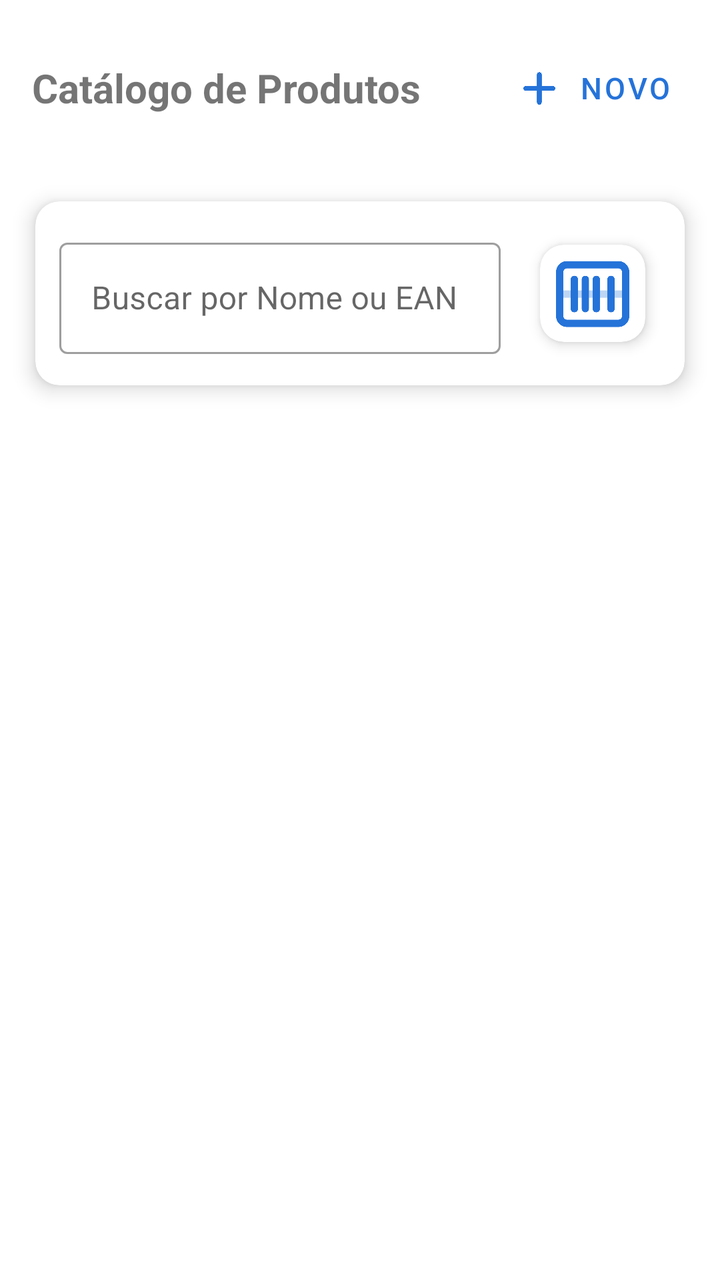
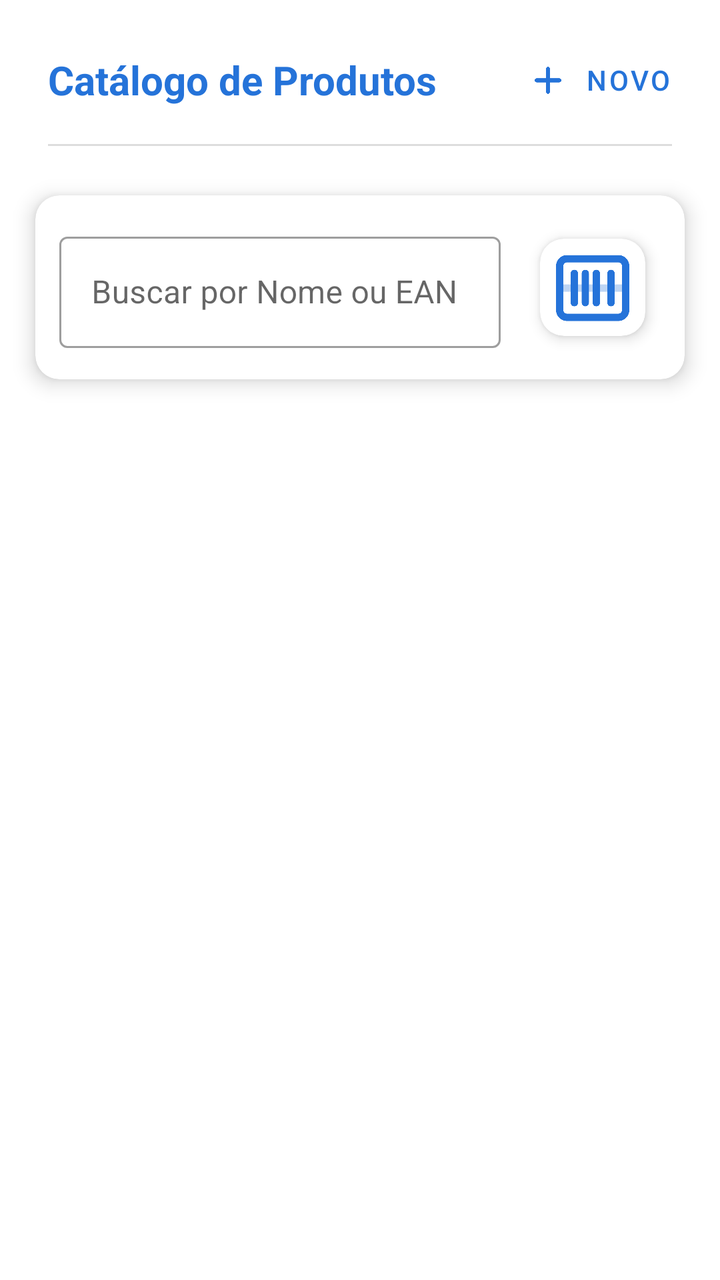

An Android layout rendered at two revisions. The XML below is the earlier revision; the diff shows what the commit changed to produce the second picture.
<!-- AndroidManifest.xml: application theme Theme.ColetorPlus -->
<!-- res/layout/fragment_admin_products.xml -->
<?xml version="1.0" encoding="utf-8"?>
<LinearLayout xmlns:android="http://schemas.android.com/apk/res/android"
    xmlns:app="http://schemas.android.com/apk/res-auto"
    android:layout_width="match_parent"
    android:layout_height="match_parent"
    android:orientation="vertical"
    android:clipChildren="false"
    android:clipToPadding="false"
    android:padding="8dp">

    
    <LinearLayout
        android:layout_width="match_parent"
        android:layout_height="wrap_content"
        android:gravity="center_vertical"
        android:orientation="horizontal"
        android:padding="8dp"
        android:layout_marginBottom="8dp">

        <TextView
            android:layout_width="0dp"
            android:layout_height="wrap_content"
            android:layout_weight="1"
            android:text="Catálogo de Produtos"
            android:textSize="20sp"
            android:textStyle="bold" />

        <com.google.android.material.button.MaterialButton
            android:id="@+id/btnNovoProduto"
            style="@style/Widget.MaterialComponents.Button.TextButton"
            android:layout_width="wrap_content"
            android:layout_height="56dp"
            android:text="NOVO"
            android:textSize="15sp"
            app:icon="@drawable/adicionar"
            app:iconPadding="8dp"
            app:iconSize="24dp" />
    </LinearLayout>

    
    <com.google.android.material.card.MaterialCardView
        android:layout_width="match_parent"
        android:layout_height="wrap_content"
        android:layout_marginBottom="8dp"
        app:cardCornerRadius="12dp"
        app:cardElevation="6dp"
        app:cardUseCompatPadding="true">

        <LinearLayout
            android:layout_width="match_parent"
            android:layout_height="wrap_content"
            android:orientation="horizontal"
            android:gravity="center_vertical"
            android:padding="12dp"
            android:clipChildren="false"
            android:clipToPadding="false">

            <com.google.android.material.textfield.TextInputLayout
                android:id="@+id/tilSearchInventory"
                style="@style/Widget.MaterialComponents.TextInputLayout.OutlinedBox"
                android:layout_width="0dp"
                android:layout_height="wrap_content"
                android:layout_weight="1"
                android:hint="Buscar por Nome ou EAN">

                <com.google.android.material.textfield.TextInputEditText
                    android:id="@+id/etSearchInventory"
                    android:layout_width="match_parent"
                    android:layout_height="wrap_content"
                    android:imeOptions="actionSearch"
                    android:inputType="text" />
            </com.google.android.material.textfield.TextInputLayout>

            <com.google.android.material.card.MaterialCardView
                android:id="@+id/cardScannerProducts"
                android:layout_width="68dp"
                android:layout_height="68dp"
                android:layout_marginStart="12dp"
                app:cardCornerRadius="12dp"
                app:cardElevation="4dp"
                app:cardUseCompatPadding="true">

                <ImageButton
                    android:id="@+id/btnBarcodeScanner"
                    android:layout_width="match_parent"
                    android:layout_height="match_parent"
                    android:padding="2dp"
                    android:scaleType="fitCenter"
                    android:src="@drawable/leitor"
                    app:tint="?attr/colorPrimary"
                    android:background="?attr/selectableItemBackground"
                    android:contentDescription="Escanear Código" />
            </com.google.android.material.card.MaterialCardView>
        </LinearLayout>
    </com.google.android.material.card.MaterialCardView>

    <androidx.recyclerview.widget.RecyclerView
        android:id="@+id/rvProductManagement"
        android:layout_width="match_parent"
        android:layout_height="match_parent"
        android:clipToPadding="false"
        android:paddingBottom="80dp" />

</LinearLayout>
<!-- resources referenced by this layout -->
<resources>
  <!-- drawable adicionar: png bitmap (drawable, 8726 bytes) -->
  <!-- drawable leitor: png bitmap (drawable, 13046 bytes) -->
  <style name="Theme.ColetorPlus" parent="Theme.MaterialComponents.DayNight.DarkActionBar">
          
          <item name="colorPrimary">@color/purple_500</item>
          <item name="colorPrimaryVariant">@color/purple_700</item>
          <item name="colorOnPrimary">@color/white</item>
          
          <item name="colorSecondary">@color/teal_200</item>
          <item name="colorSecondaryVariant">@color/teal_700</item>
          <item name="colorOnSecondary">@color/black</item>
          
          <item name="android:statusBarColor">?attr/colorPrimaryVariant</item>
          
      </style>
  <color name="purple_500">#2573D9</color>
  <color name="purple_700">#2573D9</color>
  <color name="white">#F2F2F2</color>
  <color name="teal_200">#FF03DAC5</color>
  <color name="teal_700">#FF018786</color>
  <color name="black">#FF000000</color>
</resources>

<!-- the commit's change to res/layout/fragment_admin_products.xml (unified diff, before → after) -->
@@ -14,14 +14,15 @@
         android:layout_height="wrap_content"
         android:gravity="center_vertical"
         android:orientation="horizontal"
-        android:padding="8dp"
-        android:layout_marginBottom="8dp">
+        android:padding="8dp">
 
         <TextView
             android:layout_width="0dp"
             android:layout_height="wrap_content"
             android:layout_weight="1"
+            android:layout_marginStart="8dp"
             android:text="Catálogo de Produtos"
+            android:textColor="?attr/colorPrimary"
             android:textSize="20sp"
             android:textStyle="bold" />
 
@@ -29,13 +30,20 @@
             android:id="@+id/btnNovoProduto"
             style="@style/Widget.MaterialComponents.Button.TextButton"
             android:layout_width="wrap_content"
-            android:layout_height="56dp"
+            android:layout_height="48dp"
             android:text="NOVO"
-            android:textSize="15sp"
+            android:textSize="14sp"
             app:icon="@drawable/adicionar"
             app:iconPadding="8dp"
-            app:iconSize="24dp" />
+            app:iconSize="20dp" />
     </LinearLayout>
+
+    <View
+        android:layout_width="match_parent"
+        android:layout_height="1dp"
+        android:layout_marginHorizontal="16dp"
+        android:layout_marginBottom="12dp"
+        android:background="#DDDDDD" />
 
     
     <com.google.android.material.card.MaterialCardView
